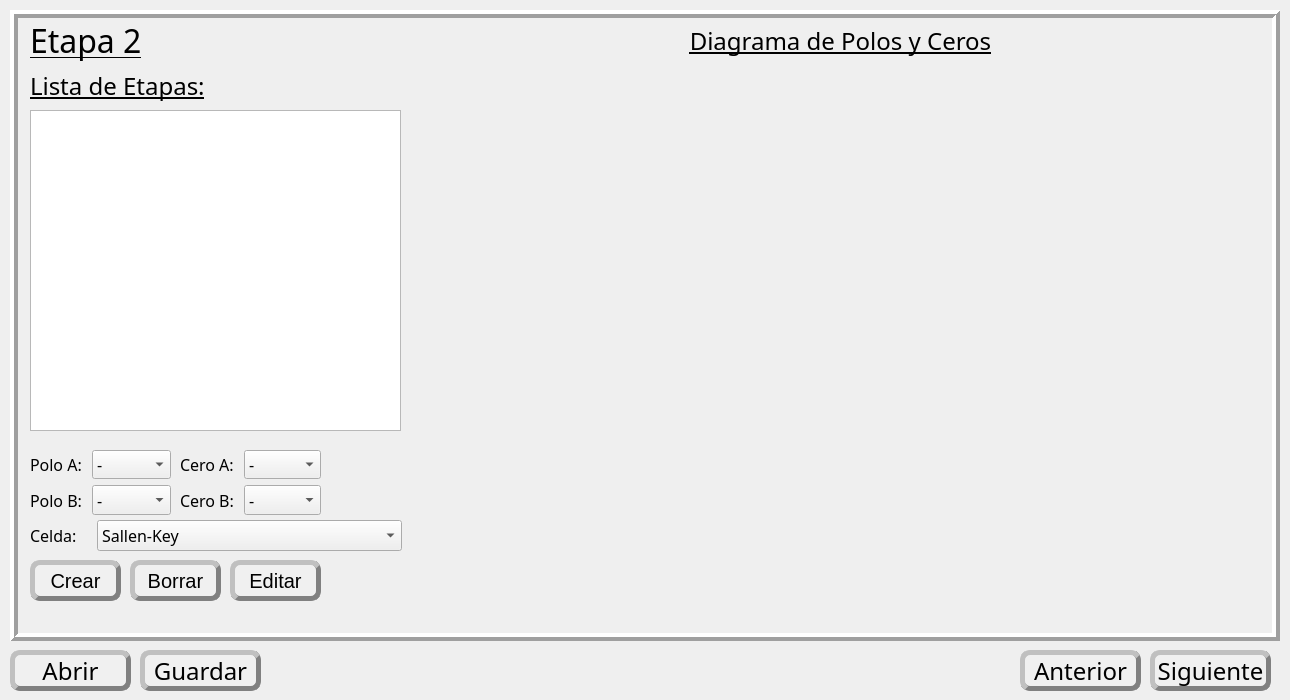
First picture: the form in designer/mainwindow.ui, repository mbergerman/FilterTool, before the edit.
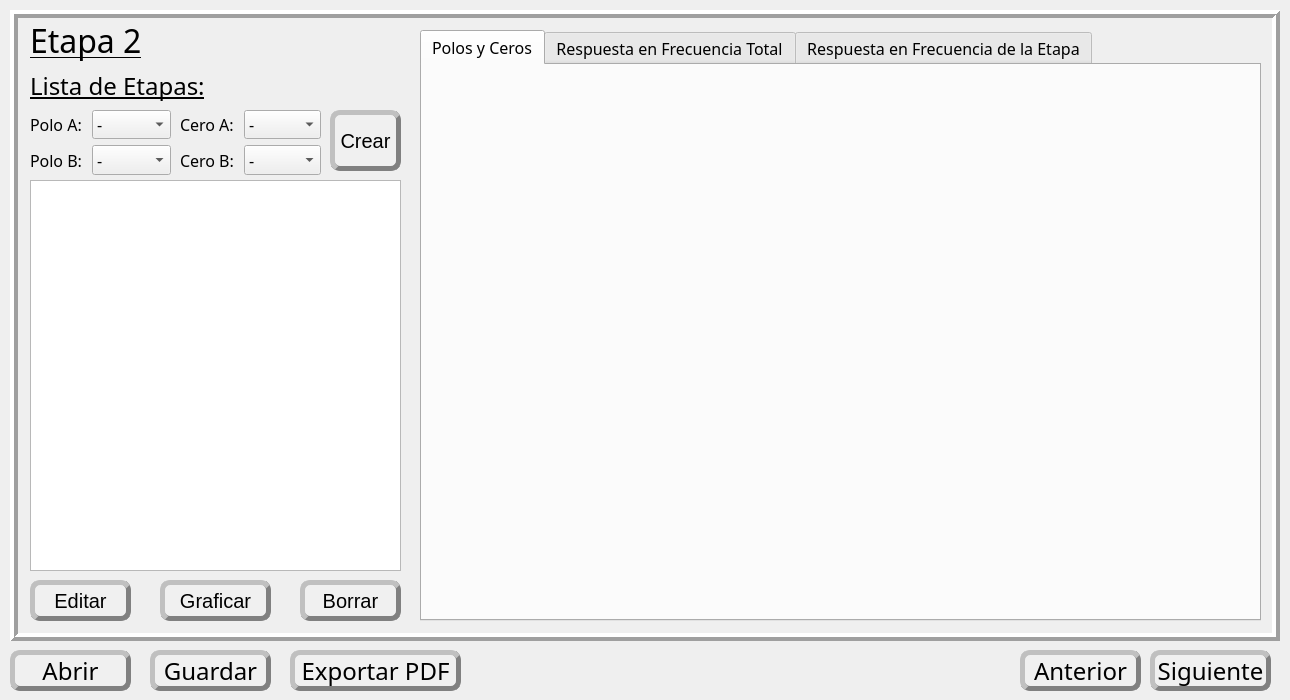
Second picture: the form after the edit. The open tabs and pages were chosen to show the change. Icons and pictures are not drawn.

Commit message: Cambios a la GUI

Patch:
```diff
--- a/designer/mainwindow.ui
+++ b/designer/mainwindow.ui
@@ -1238,9 +1238,9 @@
        <property name="geometry">
         <rect>
          <x>10</x>
-         <y>90</y>
+         <y>160</y>
          <width>371</width>
-         <height>321</height>
+         <height>391</height>
         </rect>
        </property>
        <property name="font">
@@ -1291,47 +1291,13 @@
         <string>Lista de Etapas:</string>
        </property>
       </widget>
-      <widget class="QWidget" name="verticalLayoutWidget_8">
-       <property name="geometry">
-        <rect>
-         <x>400</x>
-         <y>50</y>
-         <width>841</width>
-         <height>551</height>
-        </rect>
-       </property>
-       <layout class="QVBoxLayout" name="plotlayout_poles"/>
-      </widget>
-      <widget class="QLabel" name="label_diagrama">
-       <property name="geometry">
-        <rect>
-         <x>400</x>
-         <y>0</y>
-         <width>841</width>
-         <height>41</height>
-        </rect>
-       </property>
-       <property name="font">
-        <font>
-         <family>Rockwell</family>
-         <pointsize>18</pointsize>
-         <underline>true</underline>
-        </font>
-       </property>
-       <property name="text">
-        <string>Diagrama de Polos y Ceros</string>
-       </property>
-       <property name="alignment">
-        <set>Qt::AlignCenter</set>
-       </property>
-      </widget>
       <widget class="QPushButton" name="btn_new_stage">
        <property name="geometry">
         <rect>
-         <x>10</x>
-         <y>540</y>
-         <width>91</width>
-         <height>41</height>
+         <x>310</x>
+         <y>90</y>
+         <width>71</width>
+         <height>61</height>
         </rect>
        </property>
        <property name="styleSheet">
@@ -1360,9 +1326,9 @@
       <widget class="QPushButton" name="btn_delete_stage">
        <property name="geometry">
         <rect>
-         <x>110</x>
-         <y>540</y>
-         <width>91</width>
+         <x>280</x>
+         <y>560</y>
+         <width>101</width>
          <height>41</height>
         </rect>
        </property>
@@ -1393,7 +1359,7 @@
        <property name="geometry">
         <rect>
          <x>10</x>
-         <y>430</y>
+         <y>90</y>
          <width>141</width>
          <height>65</height>
         </rect>
@@ -1452,7 +1418,7 @@
        <property name="geometry">
         <rect>
          <x>160</x>
-         <y>430</y>
+         <y>90</y>
          <width>141</width>
          <height>65</height>
         </rect>
@@ -1507,84 +1473,12 @@
         </item>
        </layout>
       </widget>
-      <widget class="QWidget" name="formLayoutWidget_5">
-       <property name="geometry">
-        <rect>
-         <x>10</x>
-         <y>500</y>
-         <width>372</width>
-         <height>31</height>
-        </rect>
-       </property>
-       <layout class="QFormLayout" name="formLayout_6">
-        <property name="horizontalSpacing">
-         <number>20</number>
-        </property>
-        <item row="0" column="0">
-         <widget class="QLabel" name="label_celda">
-          <property name="font">
-           <font>
-            <family>Rockwell</family>
-            <pointsize>12</pointsize>
-           </font>
-          </property>
-          <property name="text">
-           <string>Celda:</string>
-          </property>
-         </widget>
-        </item>
-        <item row="0" column="1">
-         <widget class="QComboBox" name="combo_celda">
-          <item>
-           <property name="text">
-            <string>Sallen-Key</string>
-           </property>
-          </item>
-          <item>
-           <property name="text">
-            <string>Rauch / Delyannis-Friend</string>
-           </property>
-          </item>
-          <item>
-           <property name="text">
-            <string>Doble T</string>
-           </property>
-          </item>
-          <item>
-           <property name="text">
-            <string>Sedra</string>
-           </property>
-          </item>
-          <item>
-           <property name="text">
-            <string>Kerwin-Huelsman-Newcomb</string>
-           </property>
-          </item>
-          <item>
-           <property name="text">
-            <string>Tow-Thomas</string>
-           </property>
-          </item>
-          <item>
-           <property name="text">
-            <string>Ackerberg-Mossberg</string>
-           </property>
-          </item>
-          <item>
-           <property name="text">
-            <string>Fleischer-Tow</string>
-           </property>
-          </item>
-         </widget>
-        </item>
-       </layout>
-      </widget>
       <widget class="QPushButton" name="btn_edit_stage">
        <property name="geometry">
         <rect>
-         <x>210</x>
-         <y>540</y>
-         <width>91</width>
+         <x>10</x>
+         <y>560</y>
+         <width>101</width>
          <height>41</height>
         </rect>
        </property>
@@ -1611,6 +1505,107 @@
         <string>Editar</string>
        </property>
       </widget>
+      <widget class="QTabWidget" name="tabPlots_2">
+       <property name="geometry">
+        <rect>
+         <x>400</x>
+         <y>10</y>
+         <width>841</width>
+         <height>591</height>
+        </rect>
+       </property>
+       <property name="font">
+        <font>
+         <family>Rockwell</family>
+         <pointsize>12</pointsize>
+         <weight>50</weight>
+         <bold>false</bold>
+        </font>
+       </property>
+       <property name="currentIndex">
+        <number>0</number>
+       </property>
+       <widget class="QWidget" name="tab2_1">
+        <attribute name="title">
+         <string>Polos y Ceros</string>
+        </attribute>
+        <widget class="QWidget" name="verticalLayoutWidget_12">
+         <property name="geometry">
+          <rect>
+           <x>0</x>
+           <y>0</y>
+           <width>841</width>
+           <height>561</height>
+          </rect>
+         </property>
+         <layout class="QVBoxLayout" name="plotlayout2_1"/>
+        </widget>
+       </widget>
+       <widget class="QWidget" name="tab2_2">
+        <attribute name="title">
+         <string>Respuesta en Frecuencia Total</string>
+        </attribute>
+        <widget class="QWidget" name="verticalLayoutWidget_13">
+         <property name="geometry">
+          <rect>
+           <x>0</x>
+           <y>0</y>
+           <width>841</width>
+           <height>561</height>
+          </rect>
+         </property>
+         <layout class="QVBoxLayout" name="plotlayout2_2"/>
+        </widget>
+       </widget>
+       <widget class="QWidget" name="tab2_3">
+        <attribute name="title">
+         <string>Respuesta en Frecuencia de la Etapa</string>
+        </attribute>
+        <widget class="QWidget" name="verticalLayoutWidget_14">
+         <property name="geometry">
+          <rect>
+           <x>0</x>
+           <y>0</y>
+           <width>841</width>
+           <height>561</height>
+          </rect>
+         </property>
+         <layout class="QVBoxLayout" name="plotlayout2_3"/>
+        </widget>
+       </widget>
+      </widget>
+      <widget class="QPushButton" name="btn_plot_stage">
+       <property name="geometry">
+        <rect>
+         <x>140</x>
+         <y>560</y>
+         <width>111</width>
+         <height>41</height>
+        </rect>
+       </property>
+       <property name="styleSheet">
+        <string notr="true">QPushButton {
+ background-color: rgb(240, 240, 240);
+ border-style: outset;
+ border-width: 5px;
+ border-radius: 10px;
+ border-color: gray;
+ font: Rockwell;
+ font-size: 20px;
+ }
+ QPushButton:pressed {
+ background-color: rgb(220, 220, 220);
+ border-style: inset;
+ }
+ QPushButton:hover:!pressed {
+ background-color: rgb(220, 220, 220);
+ }
+</string>
+       </property>
+       <property name="text">
+        <string>Graficar</string>
+       </property>
+      </widget>
      </widget>
     </widget>
    </widget>
@@ -1713,7 +1708,7 @@
    <widget class="QPushButton" name="btn_save">
     <property name="geometry">
      <rect>
-      <x>140</x>
+      <x>150</x>
       <y>650</y>
       <width>121</width>
       <height>41</height>
@@ -1742,6 +1737,38 @@
      <string>Guardar</string>
     </property>
    </widget>
+   <widget class="QPushButton" name="btn_save_2">
+    <property name="geometry">
+     <rect>
+      <x>290</x>
+      <y>650</y>
+      <width>171</width>
+      <height>41</height>
+     </rect>
+    </property>
+    <property name="styleSheet">
+     <string notr="true">QPushButton {
+ background-color: rgb(240, 240, 240);
+ border-style: outset;
+ border-width: 5px;
+ border-radius: 10px;
+ border-color: gray;
+ font: Rockwell;
+ font-size: 24px;
+ }
+ QPushButton:pressed {
+ background-color: rgb(220, 220, 220);
+ border-style: inset;
+ }
+ QPushButton:hover:!pressed {
+ background-color: rgb(220, 220, 220);
+ }
+</string>
+    </property>
+    <property name="text">
+     <string>Exportar PDF</string>
+    </property>
+   </widget>
   </widget>
  </widget>
  <resources/>
```
Left out of the diff: 22 changed lines with no effect on the pictures. The commit also changes 5 other files.
